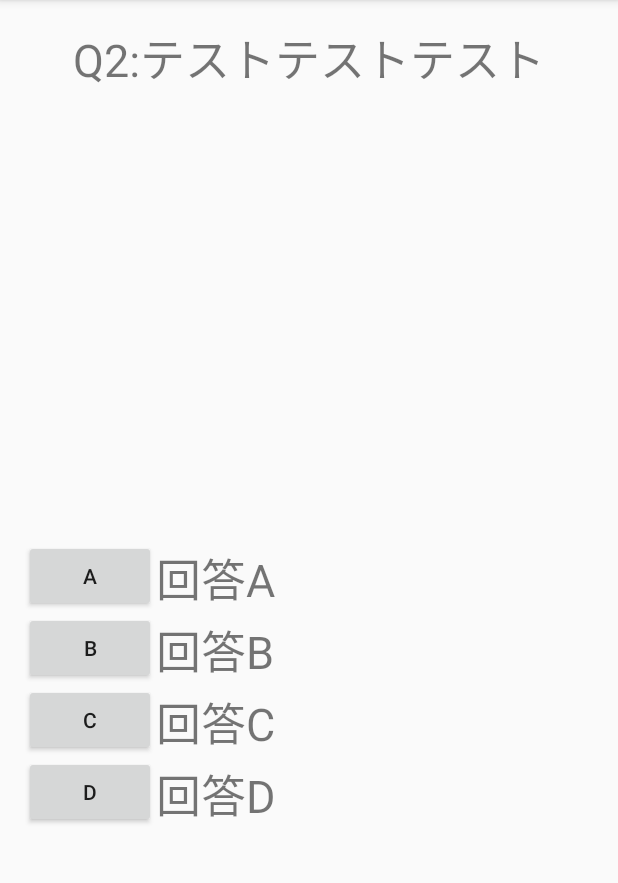
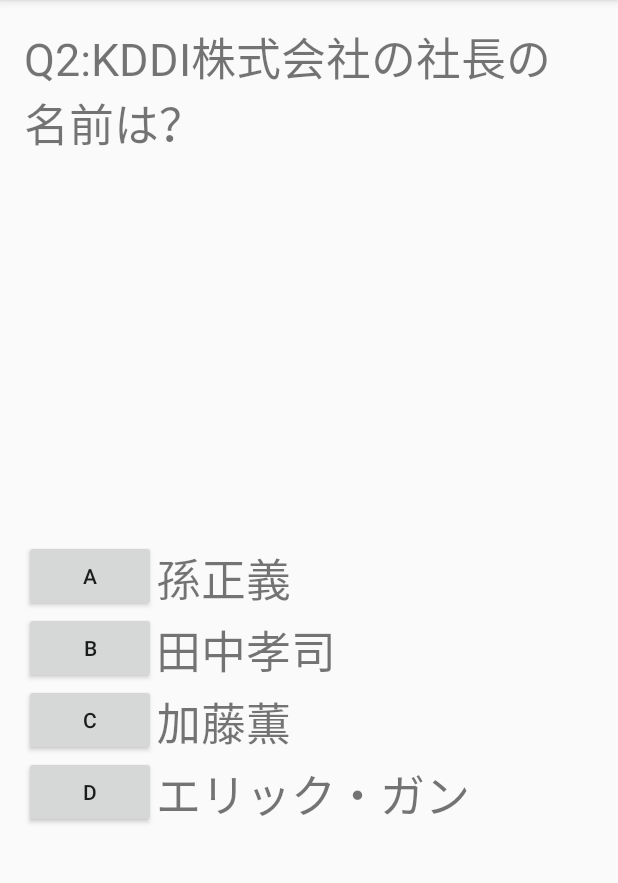
Before and after one commit to John-roboP/QuizApp, an Android app: the Quiz2Activity screen opened directly, with no data from a screen before it, on a phone screen of 412 x 824 dp, the part 84-967 px from its top. Run offline under Robolectric (Android 15) with nearby library versions, the phone set to English and light mode, and no system bars.

Commit message:
全体完成

```diff
--- a/app/src/main/res/layout/activity_quiz2.xml
+++ b/app/src/main/res/layout/activity_quiz2.xml
@@ -12,7 +12,7 @@
     <TextView
         android:layout_width="wrap_content"
         android:layout_height="wrap_content"
-        android:text="Q2:テストテストテスト"
+        android:text="Q2:KDDI株式会社の社長の名前は？"
         android:id="@+id/textV2"
         android:layout_alignParentTop="true"
         android:layout_centerHorizontal="true"
@@ -61,7 +61,7 @@
     <TextView
         android:layout_width="wrap_content"
         android:layout_height="wrap_content"
-        android:text="回答A"
+        android:text="孫正義"
         android:id="@+id/q2tvA"
         android:layout_above="@+id/Q2B"
         android:layout_toRightOf="@+id/Q2A"
@@ -71,7 +71,7 @@
     <TextView
         android:layout_width="wrap_content"
         android:layout_height="wrap_content"
-        android:text="回答B"
+        android:text="田中孝司"
         android:layout_above="@+id/Q2C"
         android:layout_toRightOf="@+id/Q2B"
         android:layout_toEndOf="@+id/Q2B"
@@ -81,7 +81,7 @@
     <TextView
         android:layout_width="wrap_content"
         android:layout_height="wrap_content"
-        android:text="回答C"
+        android:text="加藤薫"
         android:id="@+id/q2tvC"
         android:layout_above="@+id/Q2D"
         android:layout_toRightOf="@+id/Q2C"
@@ -91,7 +91,7 @@
     <TextView
         android:layout_width="wrap_content"
         android:layout_height="wrap_content"
-        android:text="回答D"
+        android:text="エリック・ガン"
         android:id="@+id/q2tvD"
         android:layout_alignBottom="@+id/Q2D"
         android:layout_toRightOf="@+id/Q2D"
```
Also changed, not shown: app/src/main/res/layout/activity_quiz.xml (+5 -5 lines).
